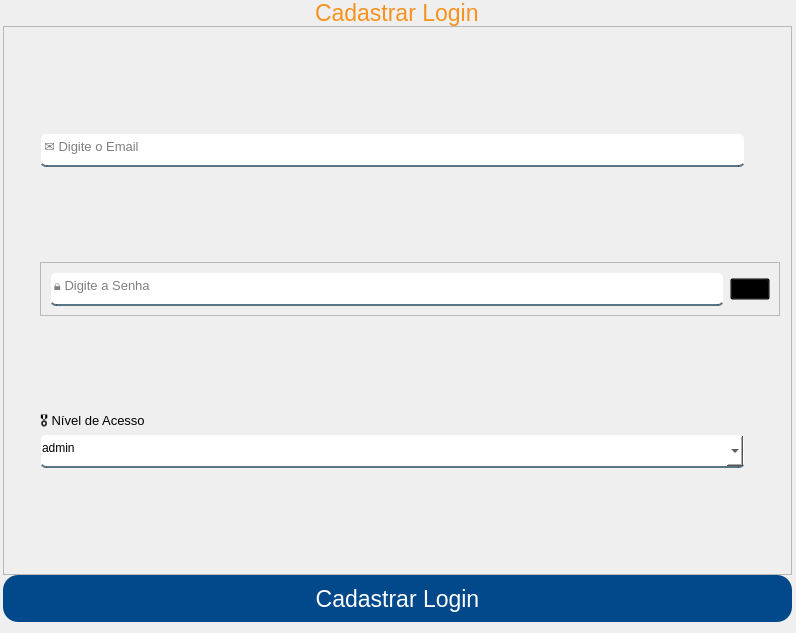
Senac-SOR-ADS/Mapa-de-Sala, file App/view/ui/cadastroLogin.ui: the form before one commit.
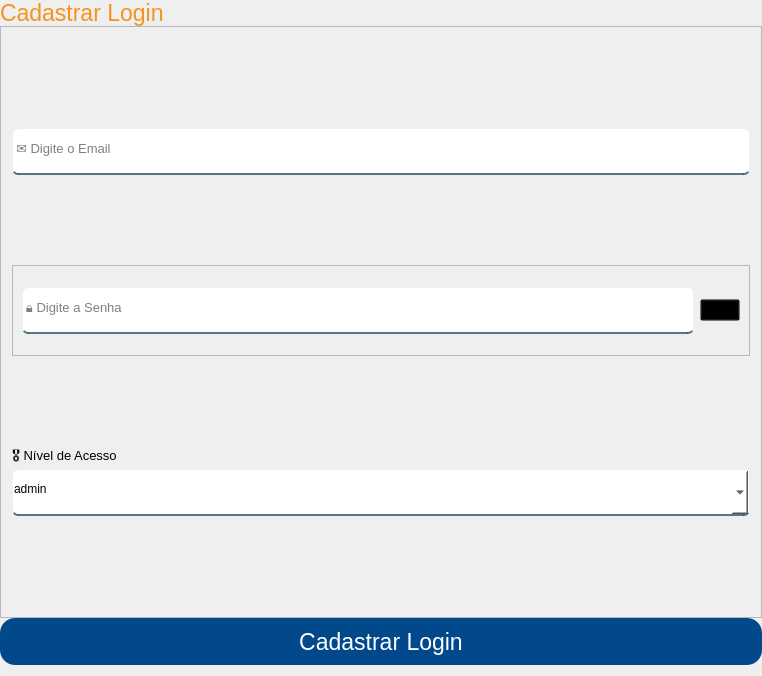
The form after the commit. Icons and pictures are not drawn.

Commit message:
Desenvolvimento das telas
Arrumando layouts indefinidos aos quais antes não estavam sendo responsivos com base do tamanho da tela (em desenvolvimento!)

```diff
--- a/App/view/ui/cadastroLogin.ui
+++ b/App/view/ui/cadastroLogin.ui
@@ -6,20 +6,20 @@
    <rect>
     <x>0</x>
     <y>0</y>
-    <width>796</width>
-    <height>633</height>
+    <width>762</width>
+    <height>676</height>
    </rect>
   </property>
   <property name="minimumSize">
    <size>
-    <width>796</width>
-    <height>633</height>
+    <width>762</width>
+    <height>676</height>
    </size>
   </property>
   <property name="maximumSize">
    <size>
-    <width>796</width>
-    <height>633</height>
+    <width>16777215</width>
+    <height>16777215</height>
    </size>
   </property>
   <property name="windowTitle">
@@ -97,7 +97,7 @@
       <property name="bottomMargin">
        <number>0</number>
       </property>
-      <item alignment="Qt::AlignHCenter">
+      <item>
        <widget class="QLabel" name="titulo">
         <property name="font">
          <font>
@@ -112,7 +112,7 @@
       <item>
        <widget class="QFrame" name="frame">
         <property name="sizePolicy">
-         <sizepolicy hsizetype="Expanding" vsizetype="Expanding">
+         <sizepolicy hsizetype="Preferred" vsizetype="Expanding">
           <horstretch>0</horstretch>
           <verstretch>0</verstretch>
          </sizepolicy>
@@ -139,11 +139,6 @@
          <property name="bottomMargin">
           <number>11</number>
          </property>
-         <item>
-          <widget class="QWidget" name="widget_3" native="true">
-           <layout class="QVBoxLayout" name="verticalLayout_2"/>
-          </widget>
-         </item>
          <item>
           <widget class="QWidget" name="widget_4" native="true">
            <layout class="QVBoxLayout" name="verticalLayout_3">
@@ -179,14 +174,14 @@
              <widget class="QLineEdit" name="email">
               <property name="minimumSize">
                <size>
-                <width>705</width>
-                <height>34</height>
+                <width>0</width>
+                <height>47</height>
                </size>
               </property>
               <property name="maximumSize">
                <size>
-                <width>705</width>
-                <height>34</height>
+                <width>16777215</width>
+                <height>16777215</height>
                </size>
               </property>
               <property name="font">
@@ -217,6 +212,12 @@
             </item>
             <item>
              <widget class="QFrame" name="frame_2">
+              <property name="sizePolicy">
+               <sizepolicy hsizetype="Preferred" vsizetype="Expanding">
+                <horstretch>0</horstretch>
+                <verstretch>0</verstretch>
+               </sizepolicy>
+              </property>
               <property name="frameShape">
                <enum>QFrame::StyledPanel</enum>
               </property>
@@ -228,14 +229,14 @@
                 <widget class="QLineEdit" name="senha">
                  <property name="minimumSize">
                   <size>
-                   <width>674</width>
-                   <height>34</height>
+                   <width>0</width>
+                   <height>47</height>
                   </size>
                  </property>
                  <property name="maximumSize">
                   <size>
-                   <width>649</width>
-                   <height>34</height>
+                   <width>16777215</width>
+                   <height>16777215</height>
                   </size>
                  </property>
                  <property name="font">
@@ -306,14 +307,14 @@
              <widget class="QComboBox" name="nivelAcesso">
               <property name="minimumSize">
                <size>
-                <width>705</width>
-                <height>34</height>
+                <width>0</width>
+                <height>47</height>
                </size>
               </property>
               <property name="maximumSize">
                <size>
-                <width>705</width>
-                <height>34</height>
+                <width>16777215</width>
+                <height>16777215</height>
                </size>
               </property>
               <property name="cursor">
```
The commit also changes 7 other files.
